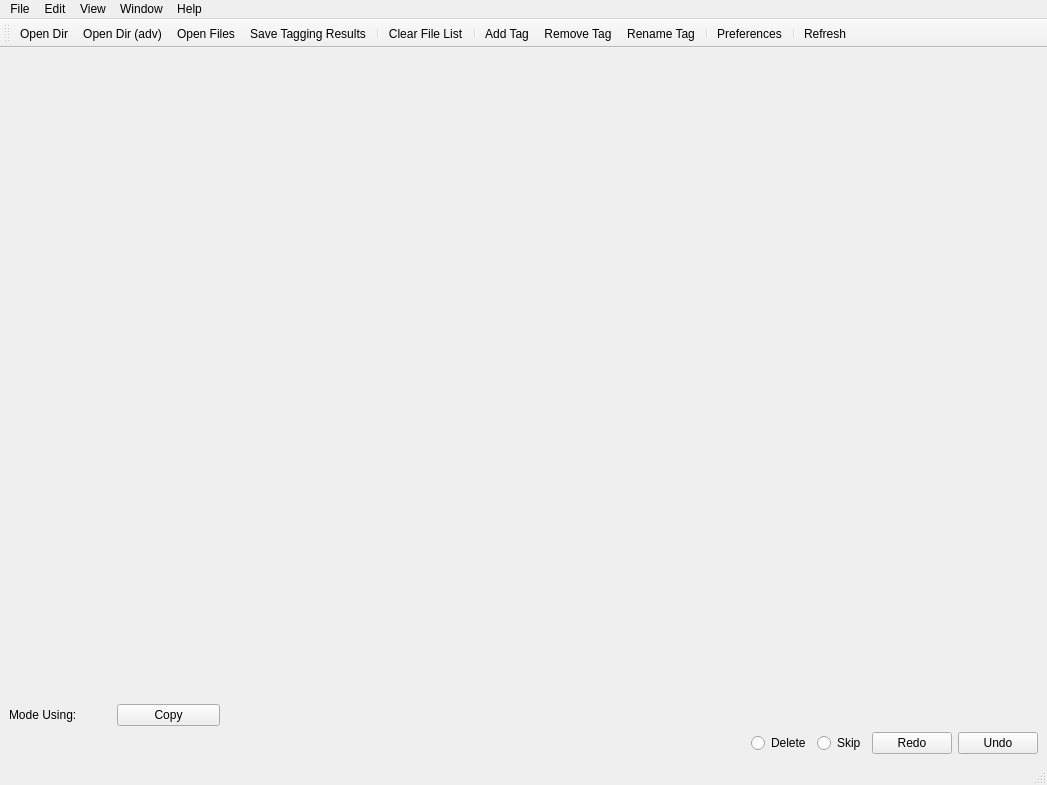
wowfun/image-annotator, file ui/main.ui: the form before one commit.
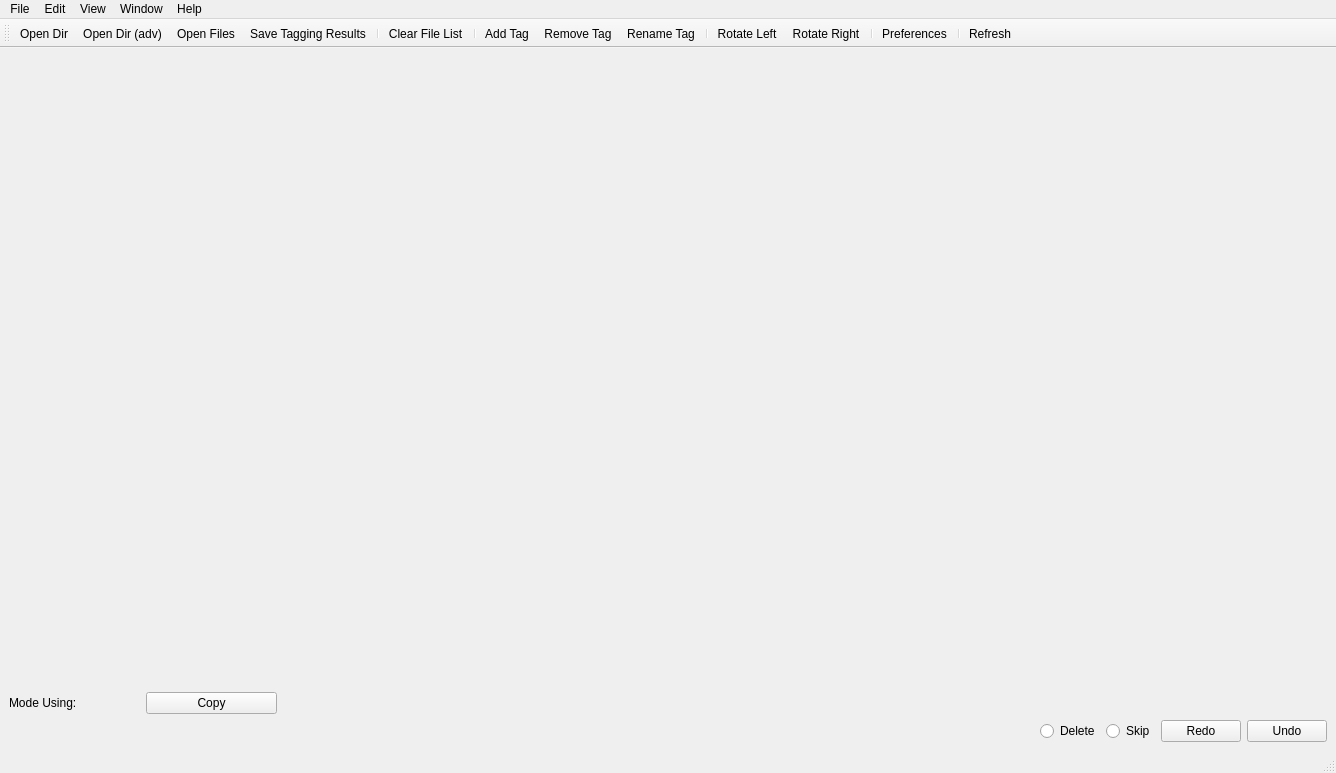
The form after the commit.

The edit to the form file:
```diff
--- a/ui/main.ui
+++ b/ui/main.ui
@@ -6,8 +6,8 @@
    <rect>
     <x>0</x>
     <y>0</y>
-    <width>1047</width>
-    <height>785</height>
+    <width>1336</width>
+    <height>773</height>
    </rect>
   </property>
   <property name="contextMenuPolicy">
@@ -133,7 +133,7 @@
     <rect>
      <x>0</x>
      <y>0</y>
-     <width>1047</width>
+     <width>1336</width>
      <height>23</height>
     </rect>
    </property>
@@ -211,6 +211,9 @@
    <addaction name="remove_tag_act"/>
    <addaction name="rename_tag_act"/>
    <addaction name="separator"/>
+   <addaction name="rotate_left_act"/>
+   <addaction name="rotate_right_act"/>
+   <addaction name="separator"/>
    <addaction name="preferences_act"/>
    <addaction name="separator"/>
    <addaction name="refresh_act"/>
@@ -296,6 +299,21 @@
     <string>Preferences...</string>
    </property>
   </action>
+  <action name="rotate_right_act">
+   <property name="text">
+    <string>Rotate Right</string>
+   </property>
+  </action>
+  <action name="rotate_left_act">
+   <property name="text">
+    <string>Rotate Left</string>
+   </property>
+  </action>
+  <action name="about_act">
+   <property name="text">
+    <string>About</string>
+   </property>
+  </action>
  </widget>
  <resources/>
  <connections/>
```
Left out of the diff: 3 changed lines with no effect on the pictures.
